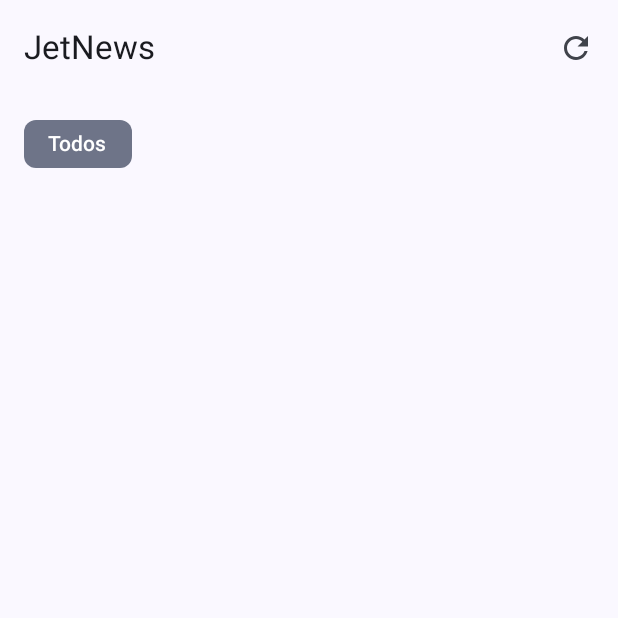
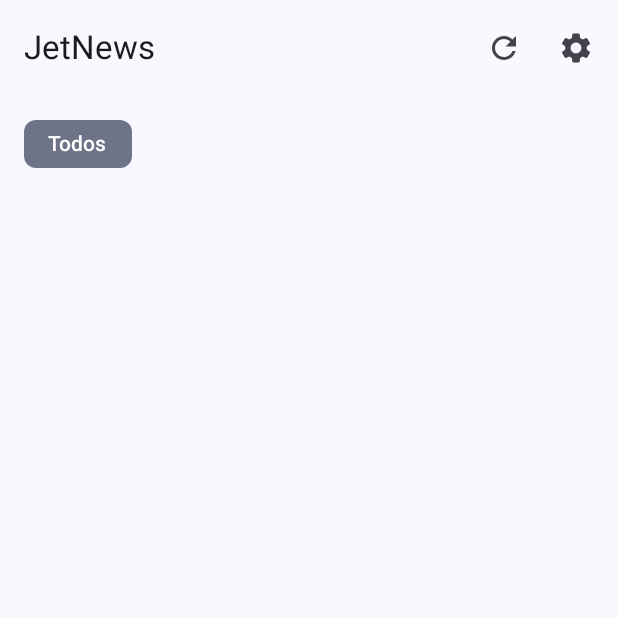
Before and after one commit to anonymous928392/Labs2CM20252-Gr01, an Android app built with Jetpack Compose: the screen it shows after launch (MainActivity), on a phone screen of 412 x 824 dp, the top half of it. Run offline under Robolectric (Android 15) with nearby library versions, the phone set to English and light mode, and no system bars; our stand-ins replace Room's generated code; pictures from the network do not load; 1 statement that could not run was skipped.

Commit message:
Add theme selector with DataStore preferences and Material Icons Extended

```diff
--- a/app/build.gradle.kts
+++ b/app/build.gradle.kts
@@ -81,6 +81,9 @@ dependencies {
    // DataStore
     implementation(libs.datastore.preferences)
 
+    // Material Icons Extended (iconos adicionales)
+    implementation("androidx.compose.material:material-icons-extended:1.7.5")
+
 
 
     testImplementation(libs.junit)
--- a/app/src/main/java/co/edu/udea/compumovil/gr01_20252_lab2/MainActivity.kt
+++ b/app/src/main/java/co/edu/udea/compumovil/gr01_20252_lab2/MainActivity.kt
@@ -4,19 +4,35 @@ import android.os.Bundle
 import androidx.activity.ComponentActivity
 import androidx.activity.compose.setContent
 import androidx.activity.enableEdgeToEdge
+import androidx.compose.foundation.isSystemInDarkTheme
 import androidx.compose.foundation.layout.fillMaxSize
 import androidx.compose.material3.MaterialTheme
 import androidx.compose.material3.Surface
+import androidx.compose.runtime.collectAsState
+import androidx.compose.runtime.getValue
 import androidx.compose.ui.Modifier
+import androidx.lifecycle.viewmodel.compose.viewModel
+import co.edu.udea.compumovil.gr01_20252_lab2.data.preferences.ThemeMode
 import co.edu.udea.compumovil.gr01_20252_lab2.ui.navigation.NewsNavGraph
 import co.edu.udea.compumovil.gr01_20252_lab2.ui.theme.JetNewsTheme
+import co.edu.udea.compumovil.gr01_20252_lab2.ui.viewmodel.SettingsViewModel
 
 class MainActivity : ComponentActivity() {
     override fun onCreate(savedInstanceState: Bundle?) {
         super.onCreate(savedInstanceState)
         enableEdgeToEdge()
         setContent {
-            JetNewsTheme {
+            val settingsViewModel: SettingsViewModel = viewModel()
+            val themeMode by settingsViewModel.themeMode.collectAsState()
+            val systemInDarkTheme = isSystemInDarkTheme()
+
+            val darkTheme = when (themeMode) {
+                ThemeMode.LIGHT -> false
+                ThemeMode.DARK -> true
+                ThemeMode.SYSTEM -> systemInDarkTheme
+            }
+
+            JetNewsTheme(darkTheme = darkTheme) {
                 Surface(
                     modifier = Modifier.fillMaxSize(),
                     color = MaterialTheme.colorScheme.background
--- /dev/null
+++ b/app/src/main/java/co/edu/udea/compumovil/gr01_20252_lab2/data/preferences/ThemePreferences.kt
@@ -0,0 +1,40 @@
+package co.edu.udea.compumovil.gr01_20252_lab2.data.preferences
+
+import android.content.Context
+import androidx.datastore.core.DataStore
+import androidx.datastore.preferences.core.Preferences
+import androidx.datastore.preferences.core.edit
+import androidx.datastore.preferences.core.stringPreferencesKey
+import androidx.datastore.preferences.preferencesDataStore
+import kotlinx.coroutines.flow.Flow
+import kotlinx.coroutines.flow.map
+
+// Extension property para crear el DataStore
+private val Context.dataStore: DataStore<Preferences> by preferencesDataStore(name = "settings")
+
+enum class ThemeMode {
+    LIGHT,
+    DARK,
+    SYSTEM
+}
+
+class ThemePreferences(private val context: Context) {
+
+    companion object {
+        private val THEME_KEY = stringPreferencesKey("theme_mode")
+    }
+
+    // Flow para observar cambios en el tema
+    val themeMode: Flow<ThemeMode> = context.dataStore.data
+        .map { preferences ->
+            val themeName = preferences[THEME_KEY] ?: ThemeMode.SYSTEM.name
+            ThemeMode.valueOf(themeName)
+        }
+
+    // Guardar la preferencia de tema
+    suspend fun setThemeMode(mode: ThemeMode) {
+        context.dataStore.edit { preferences ->
+            preferences[THEME_KEY] = mode.name
+        }
+    }
+}
--- a/app/src/main/java/co/edu/udea/compumovil/gr01_20252_lab2/ui/navigation/NavGraph.kt
+++ b/app/src/main/java/co/edu/udea/compumovil/gr01_20252_lab2/ui/navigation/NavGraph.kt
@@ -9,12 +9,14 @@ import androidx.navigation.compose.rememberNavController
 import androidx.navigation.navArgument
 import co.edu.udea.compumovil.gr01_20252_lab2.ui.screens.DetailScreen
 import co.edu.udea.compumovil.gr01_20252_lab2.ui.screens.HomeScreen
+import co.edu.udea.compumovil.gr01_20252_lab2.ui.screens.SettingsScreen
 
 sealed class Screen(val route: String) {
     object Home : Screen("home")
     object Detail : Screen("detail/{articleId}") {
         fun createRoute(articleId: String) = "detail/$articleId"
     }
+    object Settings : Screen("settings")
 }
 
 @Composable
@@ -29,6 +31,9 @@ fun NewsNavGraph(
             HomeScreen(
                 onArticleClick = { articleId ->
                     navController.navigate(Screen.Detail.createRoute(articleId))
+                },
+                onSettingsClick = {
+                    navController.navigate(Screen.Settings.route)
                 }
             )
         }
@@ -49,5 +54,13 @@ fun NewsNavGraph(
                 }
             )
         }
+
+        composable(Screen.Settings.route) {
+            SettingsScreen(
+                onNavigateBack = {
+                    navController.navigateUp()
+                }
+            )
+        }
     }
 }
--- a/app/src/main/java/co/edu/udea/compumovil/gr01_20252_lab2/ui/screens/HomeScreen.kt
+++ b/app/src/main/java/co/edu/udea/compumovil/gr01_20252_lab2/ui/screens/HomeScreen.kt
@@ -29,6 +29,7 @@ import java.util.*
 @Composable
 fun HomeScreen(
     onArticleClick: (String) -> Unit,
+    onSettingsClick: () -> Unit = {},
     viewModel: NewsViewModel = viewModel()
 ) {
     val uiState by viewModel.uiState.collectAsState()
@@ -42,6 +43,12 @@ fun HomeScreen(
                         Icon(
                             imageVector = Icons.Default.Refresh,
                             contentDescription = stringResource(R.string.sync_articles)
+                        )
+                    }
+                    IconButton(onClick = onSettingsClick) {
+                        Icon(
+                            imageVector = Icons.Default.Settings,
+                            contentDescription = "Configuración"
                         )
                     }
                 }
--- /dev/null
+++ b/app/src/main/java/co/edu/udea/compumovil/gr01_20252_lab2/ui/viewmodel/SettingsViewModel.kt
@@ -0,0 +1,29 @@
+package co.edu.udea.compumovil.gr01_20252_lab2.ui.viewmodel
+
+import android.app.Application
+import androidx.lifecycle.AndroidViewModel
+import androidx.lifecycle.viewModelScope
+import co.edu.udea.compumovil.gr01_20252_lab2.data.preferences.ThemeMode
+import co.edu.udea.compumovil.gr01_20252_lab2.data.preferences.ThemePreferences
+import kotlinx.coroutines.flow.SharingStarted
+import kotlinx.coroutines.flow.StateFlow
+import kotlinx.coroutines.flow.stateIn
+import kotlinx.coroutines.launch
+
+class SettingsViewModel(application: Application) : AndroidViewModel(application) {
+
+    private val themePreferences = ThemePreferences(application)
+
+    val themeMode: StateFlow<ThemeMode> = themePreferences.themeMode
+        .stateIn(
+            scope = viewModelScope,
+            started = SharingStarted.WhileSubscribed(5000),
+            initialValue = ThemeMode.SYSTEM
+        )
+
+    fun setThemeMode(mode: ThemeMode) {
+        viewModelScope.launch {
+            themePreferences.setThemeMode(mode)
+        }
+    }
+}
```
Also changed, not shown: app/src/main/java/co/edu/udea/compumovil/gr01_20252_lab2/ui/screens/SettingsScreen.kt (added, +174 -0 lines), app/src/main/res/values/strings.xml (+11 -0 lines), 3 other files.
